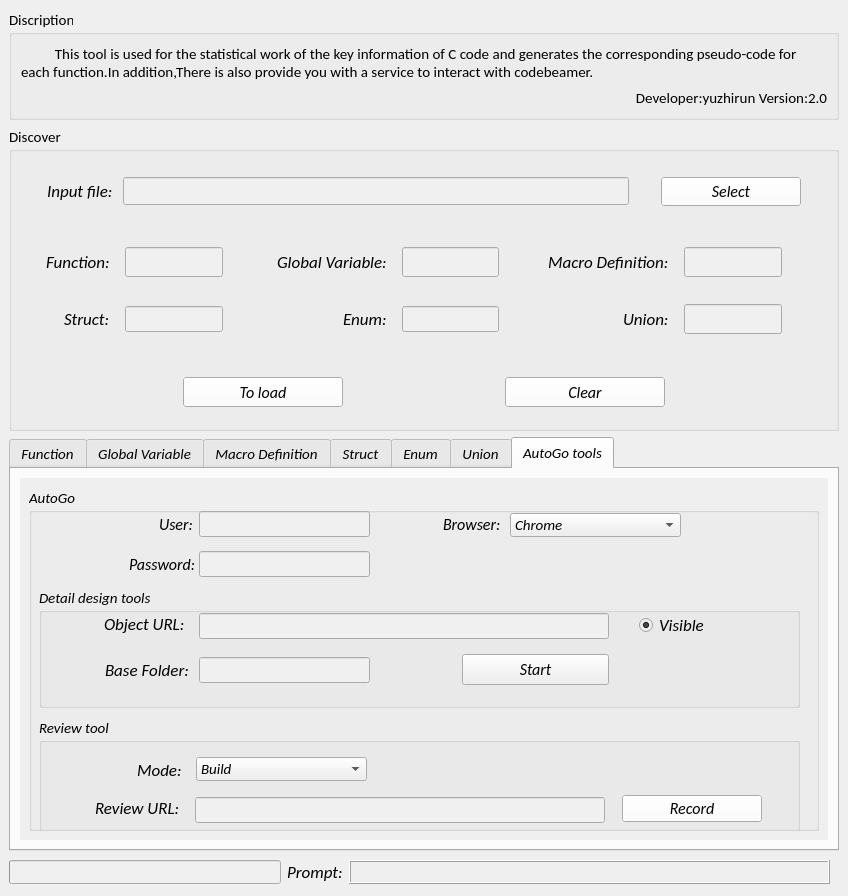
The window that code_generate.ui (YUZHIRUN/Autogo) describes before a commit, drawn with Qt 5.
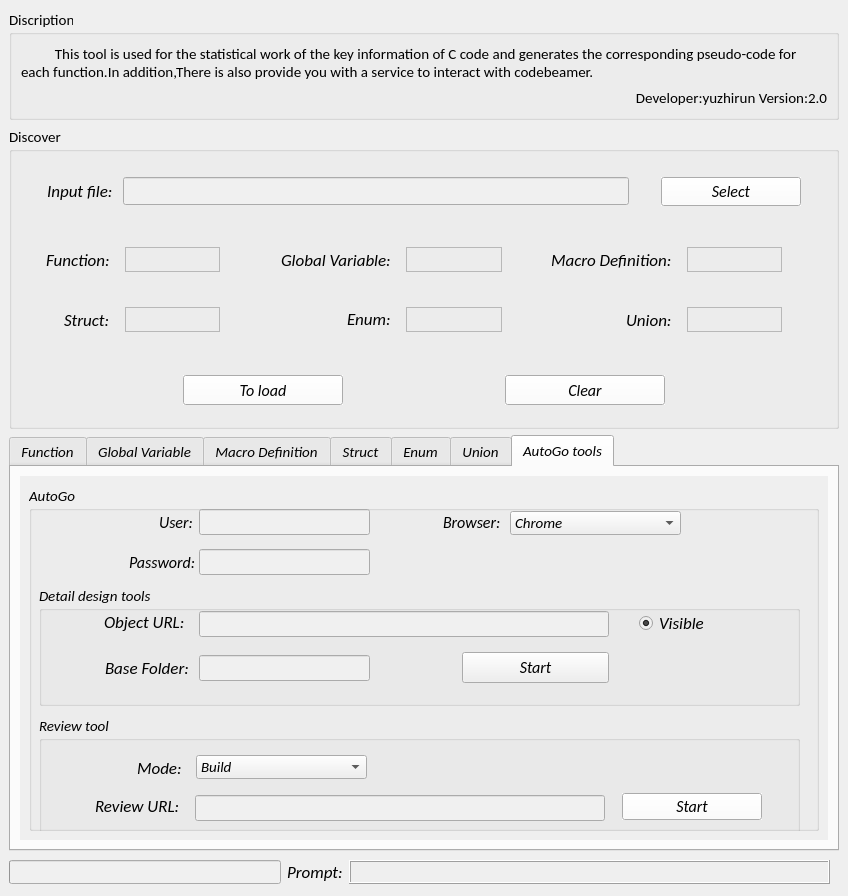
The same window after the commit. The open tabs and pages were chosen to show the change. Icons and pictures are not drawn.

```diff
--- a/code_generate.ui
+++ b/code_generate.ui
@@ -208,27 +208,21 @@
          </item>
          <item>
           <widget class="QLineEdit" name="file_path">
-           <property name="sizePolicy">
-            <sizepolicy hsizetype="Expanding" vsizetype="Fixed">
-             <horstretch>0</horstretch>
-             <verstretch>0</verstretch>
-            </sizepolicy>
-           </property>
            <property name="minimumSize">
             <size>
-             <width>491</width>
-             <height>26</height>
+             <width>501</width>
+             <height>28</height>
             </size>
            </property>
-           <property name="autoFillBackground">
-            <bool>true</bool>
-           </property>
-           <property name="frame">
-            <bool>true</bool>
+           <property name="text">
+            <string/>
            </property>
            <property name="echoMode">
             <enum>QLineEdit::Normal</enum>
            </property>
+           <property name="dragEnabled">
+            <bool>true</bool>
+           </property>
            <property name="readOnly">
             <bool>true</bool>
            </property>
@@ -261,7 +255,7 @@
            <property name="minimumSize">
             <size>
              <width>140</width>
-             <height>27</height>
+             <height>28</height>
             </size>
            </property>
            <property name="palette">
@@ -338,10 +332,33 @@
           <number>15</number>
          </property>
          <property name="verticalSpacing">
-          <number>27</number>
+          <number>35</number>
          </property>
-         <item row="0" column="5">
-          <spacer name="horizontalSpacer_3">
+         <item row="1" column="6" alignment="Qt::AlignRight">
+          <widget class="QLabel" name="label_7">
+           <property name="sizePolicy">
+            <sizepolicy hsizetype="Fixed" vsizetype="Preferred">
+             <horstretch>0</horstretch>
+             <verstretch>0</verstretch>
+            </sizepolicy>
+           </property>
+           <property name="font">
+            <font>
+             <family>Calibri</family>
+             <pointsize>13</pointsize>
+             <weight>50</weight>
+             <italic>true</italic>
+             <bold>false</bold>
+             <kerning>true</kerning>
+            </font>
+           </property>
+           <property name="text">
+            <string>Union:</string>
+           </property>
+          </widget>
+         </item>
+         <item row="0" column="2">
+          <spacer name="horizontalSpacer_2">
            <property name="orientation">
             <enum>Qt::Horizontal</enum>
            </property>
@@ -350,7 +367,7 @@
            </property>
            <property name="sizeHint" stdset="0">
             <size>
-             <width>34</width>
+             <width>46</width>
              <height>20</height>
             </size>
            </property>
@@ -379,6 +396,79 @@
            </property>
           </widget>
          </item>
+         <item row="0" column="1">
+          <widget class="QLabel" name="func_num">
+           <property name="sizePolicy">
+            <sizepolicy hsizetype="Preferred" vsizetype="Fixed">
+             <horstretch>0</horstretch>
+             <verstretch>0</verstretch>
+            </sizepolicy>
+           </property>
+           <property name="minimumSize">
+            <size>
+             <width>93</width>
+             <height>25</height>
+            </size>
+           </property>
+           <property name="font">
+            <font>
+             <pointsize>12</pointsize>
+            </font>
+           </property>
+           <property name="frameShape">
+            <enum>QFrame::StyledPanel</enum>
+           </property>
+           <property name="text">
+            <string/>
+           </property>
+          </widget>
+         </item>
+         <item row="1" column="3" alignment="Qt::AlignRight">
+          <widget class="QLabel" name="label_5">
+           <property name="sizePolicy">
+            <sizepolicy hsizetype="Fixed" vsizetype="Fixed">
+             <horstretch>0</horstretch>
+             <verstretch>0</verstretch>
+            </sizepolicy>
+           </property>
+           <property name="font">
+            <font>
+             <family>Calibri</family>
+             <pointsize>13</pointsize>
+             <weight>50</weight>
+             <italic>true</italic>
+             <bold>false</bold>
+             <kerning>true</kerning>
+            </font>
+           </property>
+           <property name="text">
+            <string>Enum:</string>
+           </property>
+          </widget>
+         </item>
+         <item row="0" column="0">
+          <widget class="QLabel" name="label_3">
+           <property name="sizePolicy">
+            <sizepolicy hsizetype="Fixed" vsizetype="Expanding">
+             <horstretch>0</horstretch>
+             <verstretch>0</verstretch>
+            </sizepolicy>
+           </property>
+           <property name="font">
+            <font>
+             <family>Calibri</family>
+             <pointsize>13</pointsize>
+             <weight>50</weight>
+             <italic>true</italic>
+             <bold>false</bold>
+             <kerning>true</kerning>
+            </font>
+           </property>
+           <property name="text">
+            <string>Function:</string>
+           </property>
+          </widget>
+         </item>
          <item row="0" column="6">
           <widget class="QLabel" name="label_6">
            <property name="sizePolicy">
@@ -402,8 +492,8 @@
            </property>
           </widget>
          </item>
-         <item row="0" column="2">
-          <spacer name="horizontalSpacer_2">
+         <item row="0" column="5">
+          <spacer name="horizontalSpacer_3">
            <property name="orientation">
             <enum>Qt::Horizontal</enum>
            </property>
@@ -412,31 +502,12 @@
            </property>
            <property name="sizeHint" stdset="0">
             <size>
-             <width>39</width>
+             <width>34</width>
              <height>20</height>
             </size>
            </property>
           </spacer>
          </item>
-         <item row="0" column="1">
-          <widget class="QLineEdit" name="func_num">
-           <property name="font">
-            <font>
-             <family>Microsoft YaHei</family>
-             <pointsize>11</pointsize>
-             <weight>50</weight>
-             <italic>false</italic>
-             <bold>false</bold>
-            </font>
-           </property>
-           <property name="text">
-            <string/>
-           </property>
-           <property name="readOnly">
-            <bool>true</bool>
-           </property>
-          </widget>
-         </item>
          <item row="0" column="3">
           <widget class="QLabel" name="label_4">
            <property name="sizePolicy">
@@ -460,167 +531,96 @@
            </property>
           </widget>
          </item>
-         <item row="1" column="3" alignment="Qt::AlignRight">
-          <widget class="QLabel" name="label_5">
-           <property name="sizePolicy">
-            <sizepolicy hsizetype="Fixed" vsizetype="Fixed">
-             <horstretch>0</horstretch>
-             <verstretch>0</verstretch>
-            </sizepolicy>
-           </property>
-           <property name="font">
-            <font>
-             <family>Calibri</family>
-             <pointsize>13</pointsize>
-             <weight>50</weight>
-             <italic>true</italic>
-             <bold>false</bold>
-             <kerning>true</kerning>
-            </font>
-           </property>
-           <property name="text">
-            <string>Enum:</string>
-           </property>
-          </widget>
-         </item>
          <item row="0" column="4">
-          <widget class="QLineEdit" name="global_var_num">
+          <widget class="QLabel" name="global_var_num">
+           <property name="minimumSize">
+            <size>
+             <width>93</width>
+             <height>25</height>
+            </size>
+           </property>
            <property name="font">
             <font>
-             <family>Microsoft YaHei</family>
-             <pointsize>11</pointsize>
-             <weight>50</weight>
-             <italic>false</italic>
-             <bold>false</bold>
+             <pointsize>12</pointsize>
             </font>
            </property>
+           <property name="frameShape">
+            <enum>QFrame::StyledPanel</enum>
+           </property>
            <property name="text">
             <string/>
            </property>
-           <property name="readOnly">
-            <bool>true</bool>
-           </property>
           </widget>
          </item>
          <item row="0" column="7">
-          <widget class="QLineEdit" name="macro_num">
+          <widget class="QLabel" name="macro_num">
+           <property name="minimumSize">
+            <size>
+             <width>93</width>
+             <height>0</height>
+            </size>
+           </property>
            <property name="font">
             <font>
-             <family>Microsoft YaHei</family>
-             <pointsize>11</pointsize>
-             <weight>50</weight>
-             <italic>false</italic>
-             <bold>false</bold>
+             <pointsize>12</pointsize>
             </font>
            </property>
+           <property name="frameShape">
+            <enum>QFrame::StyledPanel</enum>
+           </property>
            <property name="text">
             <string/>
            </property>
-           <property name="readOnly">
-            <bool>true</bool>
+          </widget>
+         </item>
+         <item row="1" column="1">
+          <widget class="QLabel" name="struct_num">
+           <property name="minimumSize">
+            <size>
+             <width>93</width>
+             <height>25</height>
+            </size>
+           </property>
+           <property name="font">
+            <font>
+             <pointsize>12</pointsize>
+            </font>
+           </property>
+           <property name="frameShape">
+            <enum>QFrame::StyledPanel</enum>
+           </property>
+           <property name="text">
+            <string/>
            </property>
           </widget>
          </item>
          <item row="1" column="4">
-          <widget class="QLineEdit" name="enum_num">
+          <widget class="QLabel" name="enum_num">
            <property name="font">
             <font>
-             <family>Microsoft YaHei UI</family>
-             <pointsize>11</pointsize>
-             <weight>50</weight>
-             <italic>false</italic>
-             <bold>false</bold>
+             <pointsize>12</pointsize>
             </font>
            </property>
+           <property name="frameShape">
+            <enum>QFrame::StyledPanel</enum>
+           </property>
            <property name="text">
             <string/>
-           </property>
-           <property name="readOnly">
-            <bool>true</bool>
-           </property>
-          </widget>
-         </item>
-         <item row="0" column="0">
-          <widget class="QLabel" name="label_3">
-           <property name="sizePolicy">
-            <sizepolicy hsizetype="Fixed" vsizetype="Expanding">
-             <horstretch>0</horstretch>
-             <verstretch>0</verstretch>
-            </sizepolicy>
-           </property>
-           <property name="font">
-            <font>
-             <family>Calibri</family>
-             <pointsize>13</pointsize>
-             <weight>50</weight>
-             <italic>true</italic>
-             <bold>false</bold>
-             <kerning>true</kerning>
-            </font>
-           </property>
-           <property name="text">
-            <string>Function:</string>
            </property>
           </widget>
          </item>
          <item row="1" column="7">
-          <widget class="QLineEdit" name="union_num">
+          <widget class="QLabel" name="union_num">
            <property name="font">
             <font>
-             <family>Microsoft YaHei</family>
-             <pointsize>11</pointsize>
-             <weight>50</weight>
-             <italic>false</italic>
-             <bold>false</bold>
+             <pointsize>12</pointsize>
             </font>
            </property>
-           <property name="text">
-            <string/>
+           <property name="frameShape">
+            <enum>QFrame::StyledPanel</enum>
            </property>
-           <property name="readOnly">
-            <bool>true</bool>
-           </property>
-          </widget>
-         </item>
-         <item row="1" column="1">
-          <widget class="QLineEdit" name="struct_num">
-           <property name="font">
-            <font>
-             <family>Microsoft YaHei UI</family>
-             <pointsize>11</pointsize>
-             <weight>50</weight>
-             <italic>false</italic>
-             <bold>false</bold>
-            </font>
-           </property>
            <property name="text">
             <string/>
-           </property>
-           <property name="readOnly">
-            <bool>true</bool>
-           </property>
-          </widget>
-         </item>
-         <item row="1" column="6" alignment="Qt::AlignRight">
-          <widget class="QLabel" name="label_7">
-           <property name="sizePolicy">
-            <sizepolicy hsizetype="Fixed" vsizetype="Preferred">
-             <horstretch>0</horstretch>
-             <verstretch>0</verstretch>
-            </sizepolicy>
-           </property>
-           <property name="font">
-            <font>
-             <family>Calibri</family>
-             <pointsize>13</pointsize>
-             <weight>50</weight>
-             <italic>true</italic>
-             <bold>false</bold>
-             <kerning>true</kerning>
-            </font>
-           </property>
-           <property name="text">
-            <string>Union:</string>
            </property>
           </widget>
          </item>
@@ -1642,7 +1642,7 @@
                 <bool>true</bool>
                </property>
                <property name="readOnly">
-                <bool>true</bool>
+                <bool>false</bool>
                </property>
               </widget>
               <widget class="QPushButton" name="record_bt">
@@ -1719,7 +1719,7 @@
                 <bool>true</bool>
                </property>
                <property name="text">
-                <string>Record</string>
+                <string>Start</string>
                </property>
               </widget>
               <widget class="QLabel" name="label_22">
```
